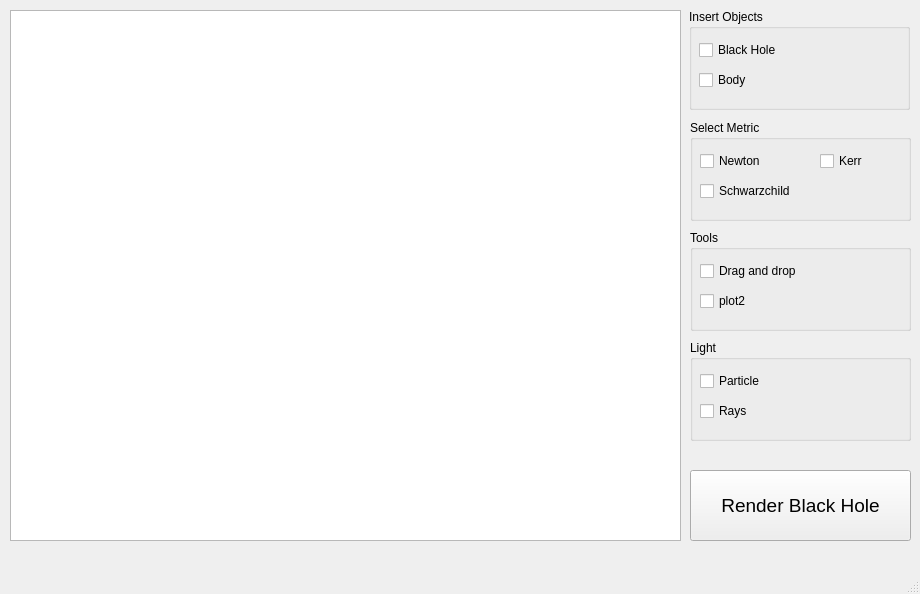
Old version of the form mainwindow.ui in the repository iprice73/BlackHoleEngine.
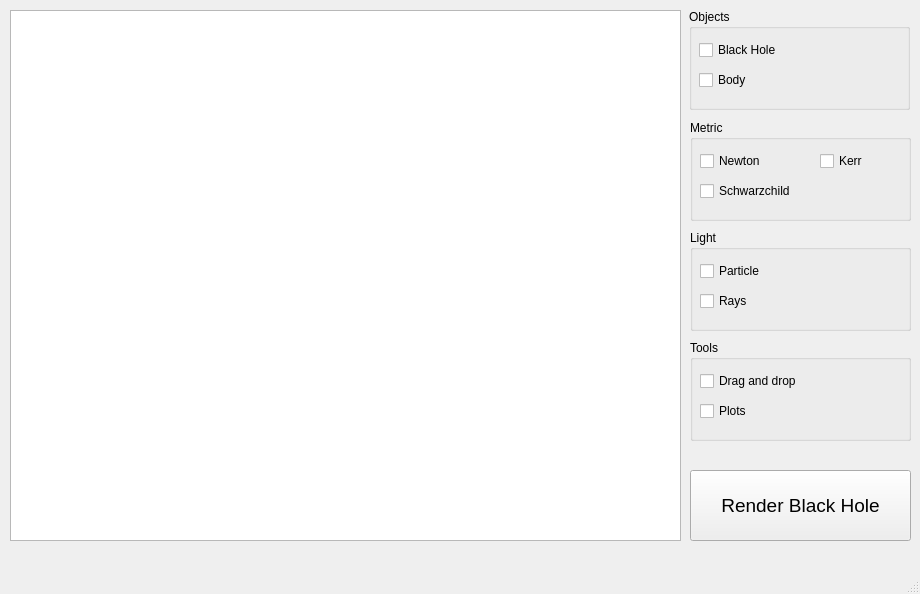
New version of the form.

Commit message: rename plot

Diff of the .ui file:
```diff
--- a/mainwindow.ui
+++ b/mainwindow.ui
@@ -34,7 +34,7 @@
      </rect>
     </property>
     <property name="title">
-     <string>Insert Objects</string>
+     <string>Objects</string>
     </property>
     <widget class="QCheckBox" name="checkBox">
      <property name="geometry">
@@ -67,7 +67,7 @@
     <property name="geometry">
      <rect>
       <x>690</x>
-      <y>230</y>
+      <y>340</y>
       <width>221</width>
       <height>101</height>
      </rect>
@@ -98,7 +98,7 @@
       </rect>
      </property>
      <property name="text">
-      <string>plot2</string>
+      <string>Plots</string>
      </property>
     </widget>
    </widget>
@@ -112,7 +112,7 @@
      </rect>
     </property>
     <property name="title">
-     <string>Select Metric</string>
+     <string>Metric</string>
     </property>
     <widget class="QCheckBox" name="checkBox_5">
      <property name="geometry">
@@ -176,7 +176,7 @@
     <property name="geometry">
      <rect>
       <x>690</x>
-      <y>340</y>
+      <y>230</y>
       <width>221</width>
       <height>101</height>
      </rect>
```
